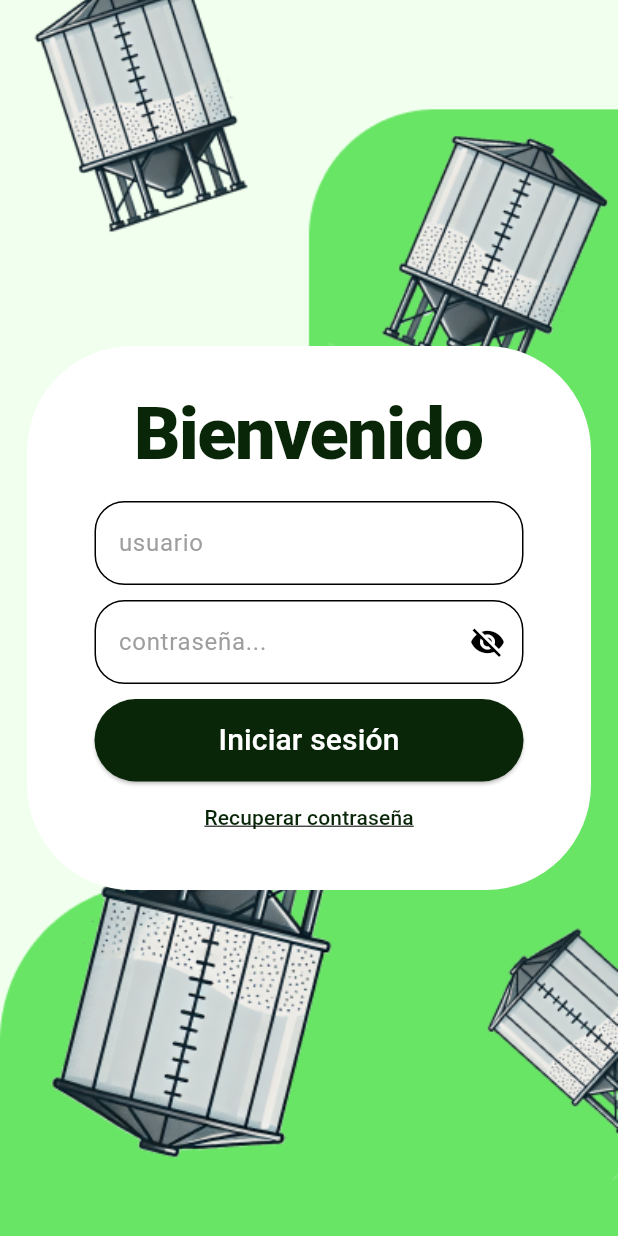
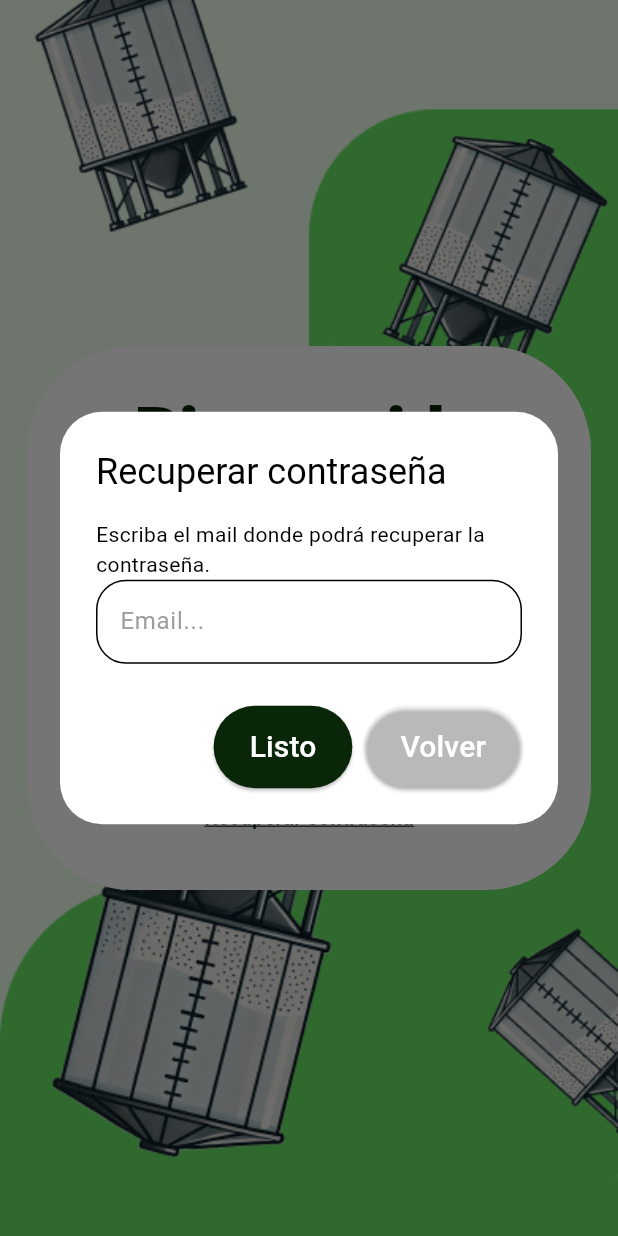
Before and after one commit to saulm10/Sensorize_App, a Flutter app: the screen it shows after launch, after a tap on "Recuperar contraseña", on a phone screen of 412 x 824 dp. Run offline on Flutter 3.47's test engine with Material 3 defaults, Android fonts, the phone set to English and light mode, and no system bars; our stand-ins replace flutter_dotenv, flutter_secure_storage, fluttertoast, get_it, injectable, isar and 3 more; accounts and stored records are empty; generated files the repository leaves out were written again.

Commit message:
# - terminar de reoordenar

```diff
--- a/lib/screens/login/login/login_provider.dart
+++ b/lib/screens/login/login/login_provider.dart
@@ -14,6 +14,7 @@ class LoginProvider extends ChangeNotifier {
   final NavigatorService _navigatorService;
   final SecureStorajeService _secureStorajeService;
   final ToastService _toastService;
+  final DialogService _dialogService;
 
   String login = '';
   String password = '';
@@ -24,6 +25,7 @@ class LoginProvider extends ChangeNotifier {
     this._navigatorService,
     this._secureStorajeService,
     this._toastService,
+    this._dialogService,
   );
 
   void passwordVisibility() {
@@ -46,6 +48,24 @@ class LoginProvider extends ChangeNotifier {
     }
   }
 
+  resetPassword() async {
+    String mail = await _dialogService.stringDialog(
+      'Recuperar contraseña',
+      'Escriba el mail donde podrá recuperar la contraseña.',
+      'Email...',
+      'Listo',
+      'Volver',
+    );
+    if (mail.isNotEmpty) {
+      bool? result = await _apiRepository.resetPassword(mail);
+      if (result != null && result) {
+        _toastService.showToast('Enviado correctamente', ToastType.success);
+      } else {
+        _toastService.showToast('Error en el envío', ToastType.error);
+      }
+    }
+  }
+
   static LoginProvider get() {
     return Injector.F<LoginProvider>();
   }
--- a/lib/screens/login/login/login_screen.dart
+++ b/lib/screens/login/login/login_screen.dart
@@ -130,7 +130,7 @@ class LoginCard extends StatelessWidget {
 
           //Btn > recuperar contraseña
           TextButton(
-            onPressed: () {},
+            onPressed: () => loginProvider.resetPassword(),
             child: const Text(
               'Recuperar contraseña',
               style: TextStyle(decoration: TextDecoration.underline),
--- a/lib/screens/taps/taps_provider.dart
+++ b/lib/screens/taps/taps_provider.dart
@@ -10,8 +10,10 @@ class TapsProvider extends ChangeNotifier {
   final SincService _sincService;
   final LocalDbService _localDbService;
   final NavigatorService _navigatorService;
+
   PageController pageController = PageController();
   int currentPage = 0;
+  bool sincornizado = false;
 
   Centros? centro;
   List<Silos> silos = [];
@@ -27,6 +29,7 @@ class TapsProvider extends ChangeNotifier {
   sinc() async {
     await _sincService.sincTables();
     await getCentro();
+    sincornizado = true;
     notifyListeners();
   }
 
--- a/lib/services/diolog_service/dialog_service.dart
+++ b/lib/services/diolog_service/dialog_service.dart
@@ -1,4 +1,7 @@
 abstract class DialogService {
   Future<bool> boolDialog(
       String title, String body, String okText, String noOkTex);
+
+  Future<String> stringDialog(String title, String body, String hintText,
+      String okText, String noOkText);
 }
--- a/lib/services/diolog_service/dialog_service_impl.dart
+++ b/lib/services/diolog_service/dialog_service_impl.dart
@@ -8,6 +8,7 @@ class DialogServiceImpl implements DialogService {
   final NavigatorService _navigatorService;
 
   DialogServiceImpl(this._navigatorService);
+
   @override
   Future<bool> boolDialog(
       String title, String body, String okText, String noOkText) async {
@@ -54,4 +55,71 @@ class DialogServiceImpl implements DialogService {
       ),
     );
   }
+
+  @override
+  Future<String> stringDialog(String title, String body, String hintText,
+      String okText, String noOkText) async {
+    String result = '';
+    return await showDialog(
+      context: _navigatorService.getCurrentContext(),
+      barrierDismissible: false,
+      builder: (context) => AlertDialog(
+        title: Text(title),
+        content: SizedBox(
+          height: 100,
+          child: Column(
+            children: [
+              Text(body),
+              TextField(
+                autocorrect: false,
+                keyboardType: TextInputType.emailAddress,
+                decoration: InputDecoration(
+                  border: OutlineInputBorder(
+                    borderRadius: BorderRadius.circular(20),
+                  ),
+                  hintStyle: const TextStyle(color: Colors.grey),
+                  hintText: hintText,
+                ),
+                onChanged: (value) => result = value,
+              ),
+            ],
+          ),
+        ),
+        actions: [
+          ElevatedButton(
+            style: ElevatedButton.styleFrom(
+              backgroundColor: context.theme.colorScheme.primary,
+              minimumSize: const Size(40, 55),
+            ),
+            onPressed: () {
+              _navigatorService.goBack(resultado: result);
+            },
+            child: Text(
+              okText,
+              style: TextStyle(
+                fontSize: 20,
+                color: context.theme.colorScheme.onPrimary,
+              ),
+            ),
+          ),
+          ElevatedButton(
+            style: ElevatedButton.styleFrom(
+              backgroundColor: Colors.transparent,
+              minimumSize: const Size(40, 55),
+            ),
+            onPressed: () {
+              _navigatorService.goBack(resultado: result);
+            },
+            child: Text(
+              noOkText,
+              style: TextStyle(
+                fontSize: 20,
+                color: context.theme.colorScheme.onPrimary,
+              ),
+            ),
+          ),
+        ],
+      ),
+    );
+  }
 }
--- a/pubspec.yaml
+++ b/pubspec.yaml
@@ -19,6 +19,7 @@ dependencies:
   injectable: ^2.4.2
   isar: ^3.1.0+1
   isar_flutter_libs: ^3.1.0+1
+  package_info_plus: ^8.1.0
   path_provider: ^2.1.4
   provider: ^6.1.2
   smooth_page_indicator: ^1.2.0+3
```
Also changed, not shown: lib/screens/profile/profile_provider.dart (+26 -1 lines), lib/screens/profile/profile_screen.dart (+50 -39 lines), lib/screens/taps/taps_screen.dart (+9 -7 lines), lib/config/di_config/di_config.config.dart, pubspec.lock, 1 other file.
